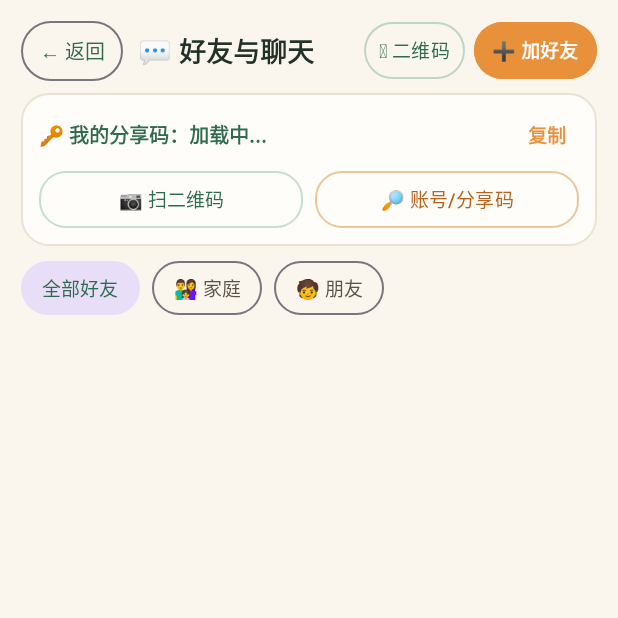
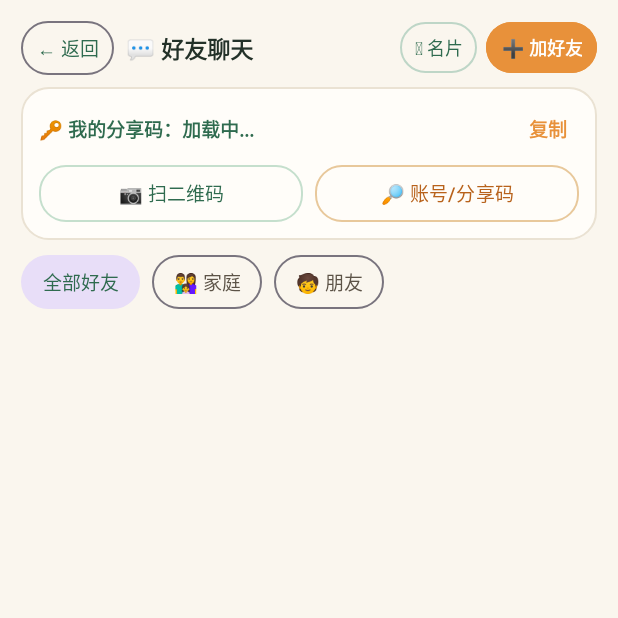
Before and after one commit to linfeng0219/growth-buddy, an Android app: the FriendsActivity screen opened directly, with no data from a screen before it, on a phone screen of 412 x 824 dp, the top half of it. Run offline under Robolectric (Android 15) with nearby library versions, the phone set to English and light mode, and no system bars; pictures from the network do not load.

Commit message:
优化好友页、扫码页与聊天页顶栏排版及紧凑按钮内边距

```diff
--- a/android/app/src/main/java/com/growthbuddy/child/FriendsActivity.kt
+++ b/android/app/src/main/java/com/growthbuddy/child/FriendsActivity.kt
@@ -101,6 +101,7 @@ class FriendsActivity : AppCompatActivity() {
     private fun applyResponsiveLayout() {
         val m = ResponsiveUi.metrics(this)
         val maxW = if (m.isDesktopSplit) 1140 else if (m.isTablet) 740 else 1200
+        binding.tvFriendsTitle.setTextSize(android.util.TypedValue.COMPLEX_UNIT_SP, if (m.isTablet) 18f else 15.5f)
         ResponsiveUi.applyCenteredMaxWidth(this, binding.friendsTopBar, maxW, horizontalReserveDp = 28)
         ResponsiveUi.applyCenteredMaxWidth(this, binding.friendsScroll, maxW, horizontalReserveDp = 28)
 
--- a/android/app/src/main/res/layout/activity_chat.xml
+++ b/android/app/src/main/res/layout/activity_chat.xml
@@ -23,12 +23,14 @@
             android:id="@+id/btnChatBack"
             style="@style/Widget.Material3.Button.OutlinedButton"
             android:layout_width="wrap_content"
-            android:layout_height="38dp"
+            android:layout_height="36dp"
             android:insetTop="0dp"
             android:insetBottom="0dp"
             android:minWidth="0dp"
             android:minHeight="0dp"
             android:paddingHorizontal="10dp"
+            android:paddingVertical="0dp"
+            android:singleLine="true"
             android:text="← 返回"
             android:textColor="#2F6B4F"
             android:textSize="12.5sp" />
--- a/android/app/src/main/res/layout/activity_friends.xml
+++ b/android/app/src/main/res/layout/activity_friends.xml
@@ -19,56 +19,65 @@
             android:id="@+id/btnFriendsBack"
             style="@style/Widget.Material3.Button.OutlinedButton"
             android:layout_width="wrap_content"
-            android:layout_height="40dp"
+            android:layout_height="36dp"
             android:insetTop="0dp"
             android:insetBottom="0dp"
             android:minWidth="0dp"
             android:minHeight="0dp"
-            android:paddingHorizontal="12dp"
+            android:paddingHorizontal="10dp"
             android:paddingVertical="0dp"
+            android:singleLine="true"
             android:text="← 返回"
             android:textColor="#2F6B4F"
-            android:textSize="13sp" />
+            android:textSize="12.5sp" />
 
         <TextView
+            android:id="@+id/tvFriendsTitle"
             android:layout_width="0dp"
             android:layout_height="wrap_content"
-            android:layout_marginStart="10dp"
+            android:layout_marginStart="8dp"
             android:layout_weight="1"
-            android:text="💬 好友与聊天"
+            android:ellipsize="end"
+            android:singleLine="true"
+            android:text="💬 好友聊天"
             android:textColor="#233128"
-            android:textSize="18sp"
+            android:textSize="15.5sp"
             android:textStyle="bold" />
 
         <Button
             android:id="@+id/btnMyCard"
             style="@style/Widget.Material3.Button.OutlinedButton"
             android:layout_width="wrap_content"
-            android:layout_height="38dp"
+            android:layout_height="34dp"
+            android:layout_marginStart="6dp"
             android:layout_marginEnd="6dp"
             android:insetTop="0dp"
             android:insetBottom="0dp"
             android:minWidth="0dp"
             android:minHeight="0dp"
-            android:paddingHorizontal="10dp"
-            android:text="🪪 二维码"
+            android:paddingHorizontal="9dp"
+            android:paddingVertical="0dp"
+            android:singleLine="true"
+            android:text="🪪 名片"
             android:textColor="#2F6B4F"
-            android:textSize="12.5sp"
+            android:textSize="12sp"
             app:strokeColor="#BED6C7" />
 
         <Button
             android:id="@+id/btnAddFriend"
             android:layout_width="wrap_content"
-            android:layout_height="38dp"
+            android:layout_height="34dp"
             android:backgroundTint="#E8913A"
             android:insetTop="0dp"
             android:insetBottom="0dp"
             android:minWidth="0dp"
             android:minHeight="0dp"
-            android:paddingHorizontal="12dp"
+            android:paddingHorizontal="10dp"
+            android:paddingVertical="0dp"
+            android:singleLine="true"
             android:text="➕ 加好友"
             android:textColor="#FFFFFF"
-            android:textSize="12.5sp"
+            android:textSize="12sp"
             android:textStyle="bold" />
     </LinearLayout>
 
@@ -123,9 +132,11 @@
                             android:layout_width="0dp"
                             android:layout_height="wrap_content"
                             android:layout_weight="1"
+                            android:ellipsize="end"
+                            android:singleLine="true"
                             android:text="🔑 我的分享码：加载中..."
                             android:textColor="#2F6B4F"
-                            android:textSize="13sp"
+                            android:textSize="12.5sp"
                             android:textStyle="bold" />
 
                         <Button
@@ -138,6 +149,8 @@
                             android:minWidth="0dp"
                             android:minHeight="0dp"
                             android:paddingHorizontal="8dp"
+                            android:paddingVertical="0dp"
+                            android:singleLine="true"
                             android:text="复制"
                             android:textColor="#E8913A"
                             android:textSize="12.5sp"
@@ -160,6 +173,8 @@
                             android:insetBottom="0dp"
                             android:minHeight="0dp"
                             android:paddingHorizontal="6dp"
+                            android:paddingVertical="0dp"
+                            android:singleLine="true"
                             android:text="📷 扫二维码"
                             android:textColor="#2F6B4F"
                             android:textSize="12.5sp"
@@ -177,6 +192,8 @@
                             android:insetBottom="0dp"
                             android:minHeight="0dp"
                             android:paddingHorizontal="6dp"
+                            android:paddingVertical="0dp"
+                            android:singleLine="true"
                             android:text="🔎 账号/分享码"
                             android:textColor="#B8621B"
                             android:textSize="12.5sp"
@@ -238,6 +255,8 @@
                         android:minWidth="0dp"
                         android:minHeight="0dp"
                         android:paddingHorizontal="14dp"
+                        android:paddingVertical="0dp"
+                        android:singleLine="true"
                         android:text="全部好友"
                         android:textColor="#2F6B4F"
                         android:textSize="12.5sp" />
@@ -253,6 +272,8 @@
                         android:minWidth="0dp"
                         android:minHeight="0dp"
                         android:paddingHorizontal="14dp"
+                        android:paddingVertical="0dp"
+                        android:singleLine="true"
                         android:text="👨‍👩‍👧 家庭"
                         android:textColor="#5C5347"
                         android:textSize="12.5sp" />
@@ -268,6 +289,8 @@
                         android:minWidth="0dp"
                         android:minHeight="0dp"
                         android:paddingHorizontal="14dp"
+                        android:paddingVertical="0dp"
+                        android:singleLine="true"
                         android:text="🧒 朋友"
                         android:textColor="#5C5347"
                         android:textSize="12.5sp" />
```
Also changed, not shown: android/app/src/main/res/layout/activity_qr_scan.xml (+15 -9 lines).
